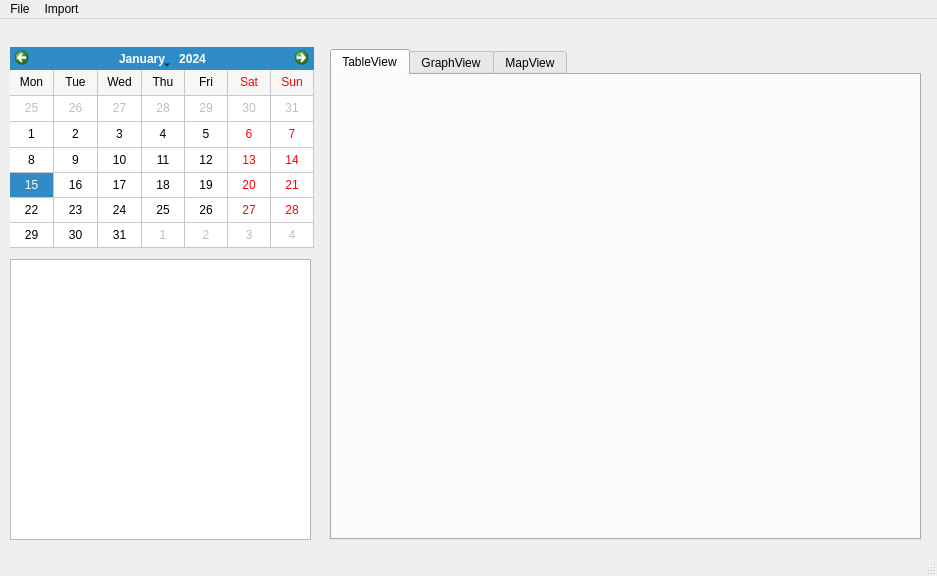
Before: the Qt Designer form src/gui/mainWindow.ui in jessie828/locationmanager, drawn with Qt 5.
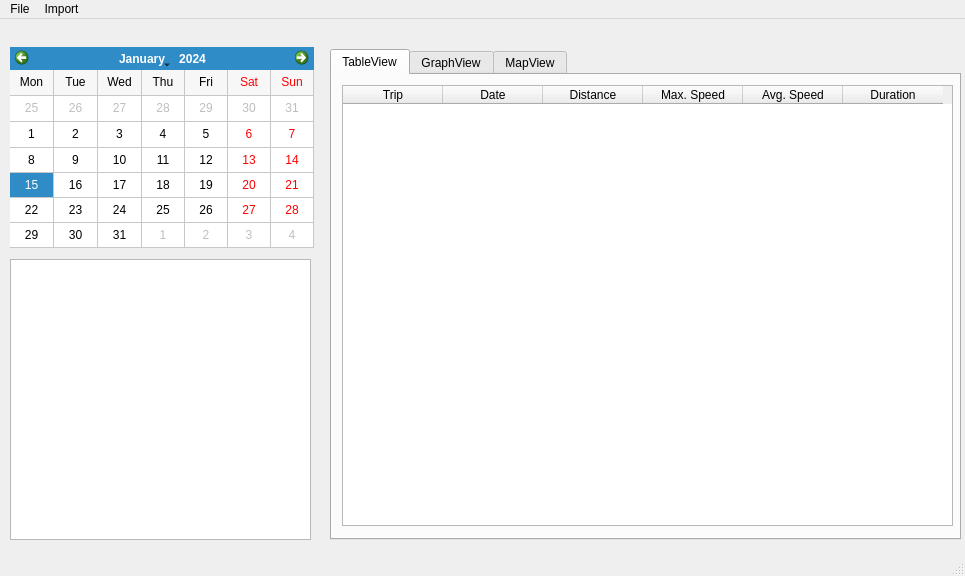
After: the same form once the commit is applied. The open tabs and pages were chosen to show the change.

The edit to the form file:
```diff
--- a/src/gui/mainWindow.ui
+++ b/src/gui/mainWindow.ui
@@ -6,7 +6,7 @@
    <rect>
     <x>0</x>
     <y>0</y>
-    <width>937</width>
+    <width>965</width>
     <height>576</height>
    </rect>
   </property>
@@ -19,7 +19,7 @@
      <rect>
       <x>330</x>
       <y>30</y>
-      <width>591</width>
+      <width>631</width>
       <height>491</height>
      </rect>
     </property>
@@ -30,17 +30,52 @@
      <attribute name="title">
       <string>TableView</string>
      </attribute>
+     <widget class="QTableWidget" name="tableWidget">
+      <property name="geometry">
+       <rect>
+        <x>10</x>
+        <y>10</y>
+        <width>611</width>
+        <height>441</height>
+       </rect>
+      </property>
+      <column>
+       <property name="text">
+        <string>Trip</string>
+       </property>
+      </column>
+      <column>
+       <property name="text">
+        <string>Date</string>
+       </property>
+      </column>
+      <column>
+       <property name="text">
+        <string>Distance</string>
+       </property>
+      </column>
+      <column>
+       <property name="text">
+        <string>Max. Speed</string>
+       </property>
+      </column>
+      <column>
+       <property name="text">
+        <string>Avg. Speed</string>
+       </property>
+      </column>
+      <column>
+       <property name="text">
+        <string>Duration</string>
+       </property>
+      </column>
+     </widget>
     </widget>
     <widget class="QWidget" name="graphTab">
      <attribute name="title">
       <string>GraphView</string>
      </attribute>
-    </widget>
-    <widget class="QWidget" name="mapTab">
-     <attribute name="title">
-      <string>MapView</string>
-     </attribute>
-     <widget class="QLabel" name="label">
+     <widget class="QLabel" name="label_2">
       <property name="geometry">
        <rect>
         <x>130</x>
@@ -54,6 +89,14 @@
       </property>
      </widget>
     </widget>
+    <widget class="QWidget" name="mapTab">
+     <property name="enabled">
+      <bool>false</bool>
+     </property>
+     <attribute name="title">
+      <string>MapView</string>
+     </attribute>
+    </widget>
    </widget>
    <widget class="QCalendarWidget" name="calendarWidget">
     <property name="geometry">
@@ -100,7 +143,7 @@
     <rect>
      <x>0</x>
      <y>0</y>
-     <width>937</width>
+     <width>965</width>
      <height>25</height>
     </rect>
    </property>
```
Left out of the diff: 13 changed lines with no effect on the pictures.
